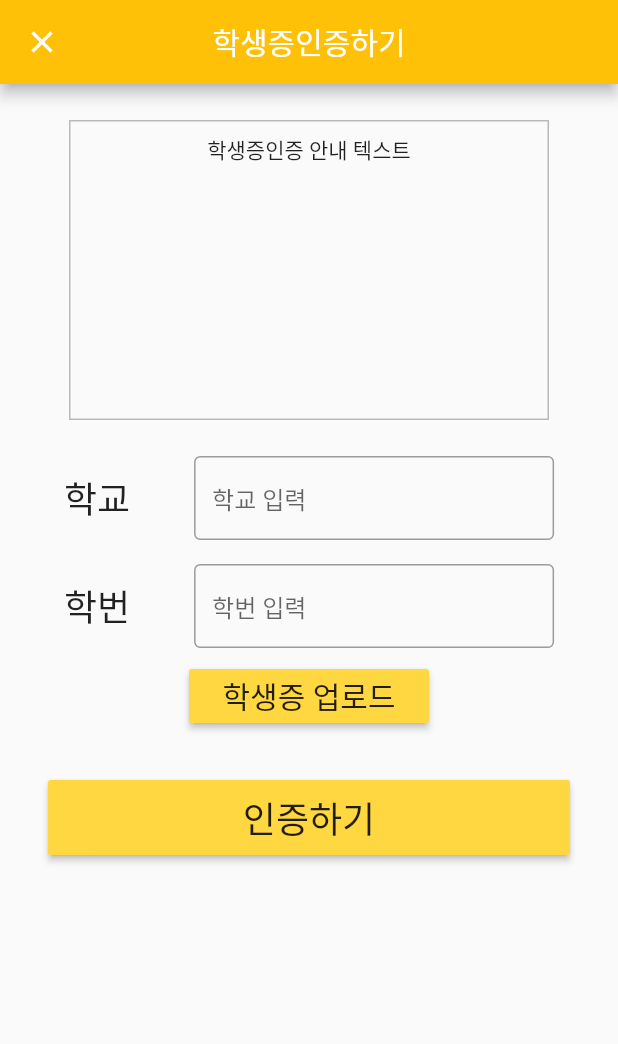
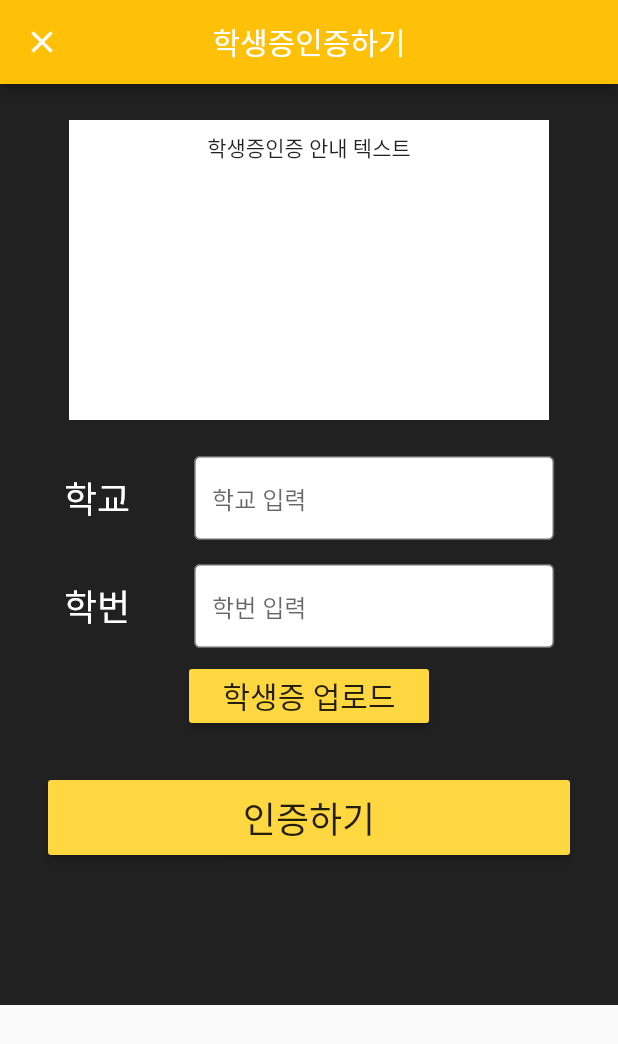
Before and after one commit to oaojjj/anony-chat, a Flutter app: the RegisterPage screen opened directly, after a tap on "학생증인증하기", on a phone screen of 412 x 824 dp. Shown: the top 1044 px of the screen. Run offline on Flutter 3.47's test engine with Material 2 defaults, Android fonts, the light colour scheme and no system bars; our stand-ins replace firebase_auth, firebase_core, firebase_database, flutter_spinkit, fluttertoast, image_picker; accounts and stored records are empty.

```diff
--- a/lib/model/member_model.dart
+++ b/lib/model/member_model.dart
@@ -19,7 +19,7 @@ class MemberModel {
       member.id = await getTotalMemberCount() + 1;
 
       // 회원 번호로 관리하기 위해 테이블에 회원번호와 매핑되는 uid 추가
-      await db.reference().child(USER_IDS_TABLE).child('id').child('${mAuth.currentUser.uid}').set(member.id);
+      await db.reference().child(USER_IDS_TABLE).child('id').child('${member.id}').set(mAuth.currentUser.uid);
       await db.reference().child(USER_IDS_TABLE).update({'count': member.id});
 
       // 회원 정보 등록(최종회원가입)
--- a/lib/ui/view/intro/register_page.dart
+++ b/lib/ui/view/intro/register_page.dart
@@ -66,7 +66,9 @@ class _RegisterPageState extends State<RegisterPage> {
                   style: TextStyle(color: Colors.white),
                 ),
               ),
-              body: Column(
+              body: Container(
+                color: Colors.black87,
+                child: Column(
                   mainAxisAlignment: MainAxisAlignment.end,
                   children: [
                     Container(
@@ -91,15 +93,19 @@ class _RegisterPageState extends State<RegisterPage> {
                               minWidth: 120.0,
                               height: 50.0,
                               child: FlatButton(
-                              child:
-                                  Text('남성', style: TextStyle(fontSize: 20.0)),
+                                child: Text('남성',
+                                    style: TextStyle(
+                                        fontSize: 20.0,
+                                        color: sexBtnColor
+                                            ? Colors.black
+                                            : Colors.white)),
                                 onPressed: () {
                                   newMember.sex = '남성';
                                   setState(() => sexBtnColor = true);
                                 },
                                 color: sexBtnColor
                                     ? Colors.amberAccent
-                                  : Colors.black26,
+                                    : Colors.white24,
                               ),
                             ),
                             SizedBox(width: 24.0),
@@ -107,15 +113,19 @@ class _RegisterPageState extends State<RegisterPage> {
                               minWidth: 120.0,
                               height: 50.0,
                               child: FlatButton(
-                              child:
-                                  Text('여성', style: TextStyle(fontSize: 20.0)),
+                                child: Text('여성',
+                                    style: TextStyle(
+                                        fontSize: 20.0,
+                                        color: !sexBtnColor
+                                            ? Colors.black
+                                            : Colors.white)),
                                 onPressed: () {
                                   newMember.sex = '여성';
                                   setState(() => sexBtnColor = false);
                                 },
                                 color: !sexBtnColor
                                     ? Colors.amberAccent
-                                  : Colors.black26,
+                                    : Colors.white24,
                               ),
                             ),
                           ],
@@ -129,9 +139,13 @@ class _RegisterPageState extends State<RegisterPage> {
                           mainAxisAlignment: MainAxisAlignment.spaceEvenly,
                           children: [
                             Column(children: [
-                            Text('태어난 해', style: TextStyle(fontSize: 24.0)),
+                              Text('태어난 해',
+                                  style: TextStyle(
+                                      fontSize: 24.0, color: Colors.white)),
                               SizedBox(height: 16.0),
-                            Text('지역', style: TextStyle(fontSize: 24.0))
+                              Text('지역',
+                                  style: TextStyle(
+                                      fontSize: 24.0, color: Colors.white))
                             ]),
                             Column(children: [
                               // 객체 자체를 참조해야 setState 에서 참조 가능해서 변경
@@ -152,8 +166,8 @@ class _RegisterPageState extends State<RegisterPage> {
                               color: Colors.amberAccent,
                               child: Text('학생증인증하기',
                                   style: TextStyle(fontSize: 24.0)),
-                            onPressed:
-                                Provider.of<RegisterStateProvider>(context)
+                              onPressed: Provider.of<RegisterStateProvider>(
+                                          context)
                                       .stdCardCertification
                                   ? null
                                   : () =>
@@ -164,11 +178,13 @@ class _RegisterPageState extends State<RegisterPage> {
                             mainAxisAlignment: MainAxisAlignment.center,
                             children: [
                               Text('같은 대학교 학생 안만나기',
-                                style: TextStyle(fontSize: 18.0)),
+                                  style: TextStyle(
+                                      fontSize: 18.0, color: Colors.white)),
                               SizedBox(width: 8.0),
                               Container(
                                   child: Switch(
-                                    value: newMember.isNotMeetingSameUniversity,
+                                      value:
+                                          newMember.isNotMeetingSameUniversity,
                                       onChanged: (value) => setState(() =>
                                           newMember.isNotMeetingSameUniversity =
                                               value))),
@@ -177,26 +193,30 @@ class _RegisterPageState extends State<RegisterPage> {
                             mainAxisAlignment: MainAxisAlignment.center,
                             children: [
                               Text('전화번호 목록 친구 안만나기',
-                                style: TextStyle(fontSize: 18.0)),
+                                  style: TextStyle(
+                                      fontSize: 18.0, color: Colors.white)),
                               SizedBox(width: 8.0),
                               Container(
                                 child: Switch(
                                     value: newMember.isNotMeetingPhoneList,
                                     onChanged: (value) => setState(() =>
-                                      newMember.isNotMeetingPhoneList = value)),
+                                        newMember.isNotMeetingPhoneList =
+                                            value)),
                               ),
                             ]),
                       ],
                     ),
                     SizedBox(height: 24.0),
                     BottomButton(
-                      onPressed: Provider.of<RegisterStateProvider>(context).authState ==
+                        onPressed: Provider.of<RegisterStateProvider>(context)
+                                    .authState ==
                                 AuthState.canRegister
                             ? () => {_registerAndLogin()}
                             : null,
                         text: '가입하기'),
                     SizedBox(height: size.height * 0.05),
                   ],
+                ),
               ),
             ),
           );
@@ -257,10 +277,13 @@ class _RegisterPageState extends State<RegisterPage> {
   }
 
   Future<void> _registerAndLogin() async {
-    if (newMember.region == '선택' || newMember.university == '선택') {
+    if ((newMember.region == '선택' || newMember.region == null) ||
+        (newMember.university == '선택' || newMember.university == null)) {
       Fluttertoast.showToast(
+          fontSize: 20.0,
+          textColor: Colors.black,
           msg: '공란을 채워주세요.',
-          backgroundColor: Colors.black,
+          backgroundColor: Colors.white,
           toastLength: Toast.LENGTH_SHORT,
           gravity: ToastGravity.CENTER);
       return;
--- a/lib/ui/view/intro/student_card_certification_page.dart
+++ b/lib/ui/view/intro/student_card_certification_page.dart
@@ -5,8 +5,6 @@ import 'package:flutter/material.dart';
 import 'package:image_picker/image_picker.dart';
 
 class SCCertification extends StatefulWidget {
-
-
   @override
   _SCCertificationState createState() => _SCCertificationState();
 }
@@ -41,6 +39,8 @@ class _SCCertificationState extends State<SCCertification> {
           centerTitle: true,
           title: Text('학생증인증하기', style: TextStyle(color: Colors.white))),
       body: SafeArea(
+        child: Container(
+          color: Colors.black87,
           child: SingleChildScrollView(
             child: Column(
               children: [
@@ -50,10 +50,10 @@ class _SCCertificationState extends State<SCCertification> {
                     padding: EdgeInsets.all(8.0),
                     width: 320.0,
                     height: 200.0,
-                  decoration:
-                      BoxDecoration(border: Border.all(color: Colors.black26)),
+                    decoration: BoxDecoration(color: Colors.white),
                     child: Center(
-                      child: SingleChildScrollView(child: Text(guidanceText))),
+                        child:
+                            SingleChildScrollView(child: Text(guidanceText))),
                   ),
                   SizedBox(height: 24.0),
                   Form(
@@ -64,7 +64,9 @@ class _SCCertificationState extends State<SCCertification> {
                         Row(
                           mainAxisAlignment: MainAxisAlignment.spaceEvenly,
                           children: [
-                          Text('학교', style: TextStyle(fontSize: 24.0)),
+                            Text('학교',
+                                style: TextStyle(
+                                    fontSize: 24.0, color: Colors.white)),
                             Container(
                               width: 240.0,
                               child: TextFormField(
@@ -78,7 +80,8 @@ class _SCCertificationState extends State<SCCertification> {
                                     hintText: '학교 입력',
                                     isDense: true,
                                     border: OutlineInputBorder(),
-                              ),
+                                    fillColor: Colors.white,
+                                    filled: true),
                               ),
                             ),
                           ],
@@ -87,7 +90,9 @@ class _SCCertificationState extends State<SCCertification> {
                         Row(
                           mainAxisAlignment: MainAxisAlignment.spaceEvenly,
                           children: [
-                          Text('학번', style: TextStyle(fontSize: 24.0)),
+                            Text('학번',
+                                style: TextStyle(
+                                    fontSize: 24.0, color: Colors.white)),
                             Container(
                               width: 240.0,
                               child: TextFormField(
@@ -101,7 +106,8 @@ class _SCCertificationState extends State<SCCertification> {
                                     hintText: '학번 입력',
                                     isDense: true,
                                     border: OutlineInputBorder(),
-                              ),
+                                    fillColor: Colors.white,
+                                    filled: true),
                               ),
                             ),
                           ],
@@ -127,9 +133,12 @@ class _SCCertificationState extends State<SCCertification> {
                 showImage(),
                 SizedBox(height: 24.0),
                 BottomButton(
-                  onPressed: true ? () {_successCertification(context);} : null,
+                    onPressed:
+                        true ? () => _successCertification(context) : null,
                     text: '인증하기'),
+                SizedBox(height: 100)
               ],
+            ),
           ),
         ),
       ),
@@ -162,7 +171,8 @@ class _SCCertificationState extends State<SCCertification> {
       // No any error in validation
       Navigator.pop(
           context,
-          [_universityController.text, _studentIDController.text, _image].toList());
+          [_universityController.text, _studentIDController.text, _image]
+              .toList());
     } else {
       // validation error
       setState(() {
```
Also changed, not shown: lib/model/chat_model.dart (+26 -1 lines), lib/ui/view/chat/chat_send_page.dart (+7 -6 lines), lib/ui/view/home/profile_page.dart (+6 -6 lines), lib/ui/view/intro/intro_page.dart (+9 -4 lines), lib/ui/view/intro/terms_content_page.dart (+5 -3 lines), lib/ui/view/intro/terms_of_service_page.dart (+27 -7 lines), lib/ui/widget/home_drawer.dart (+9 -0 lines). Lines whose indentation alone changed are shown as unchanged.
